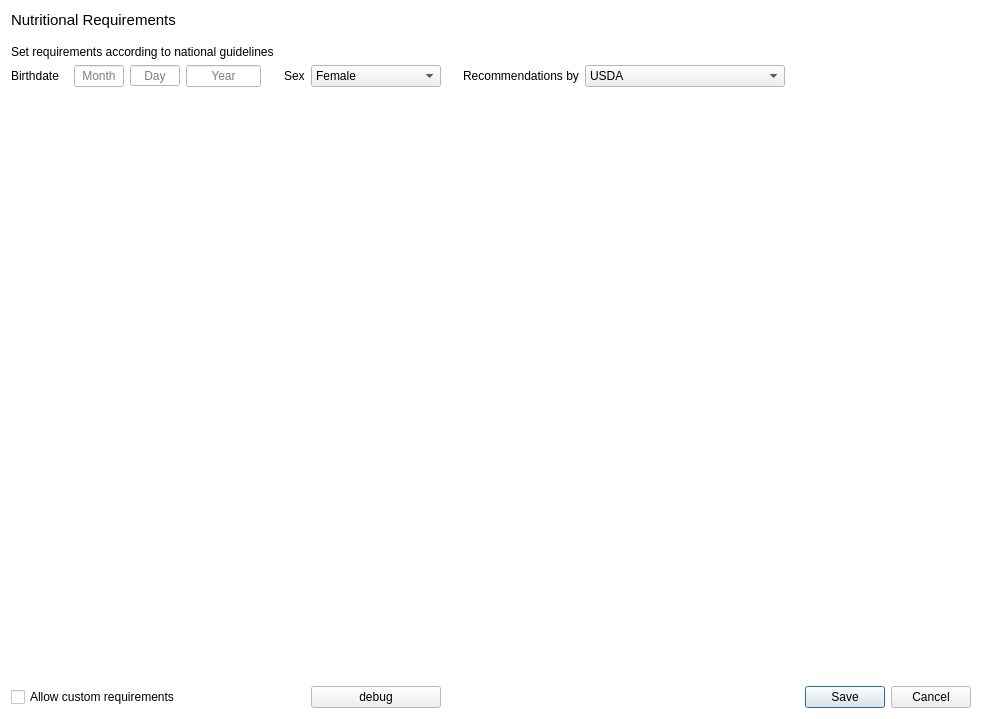
Qt form ui_requirementswindow.ui (josh-minch/spartan) before a commit.
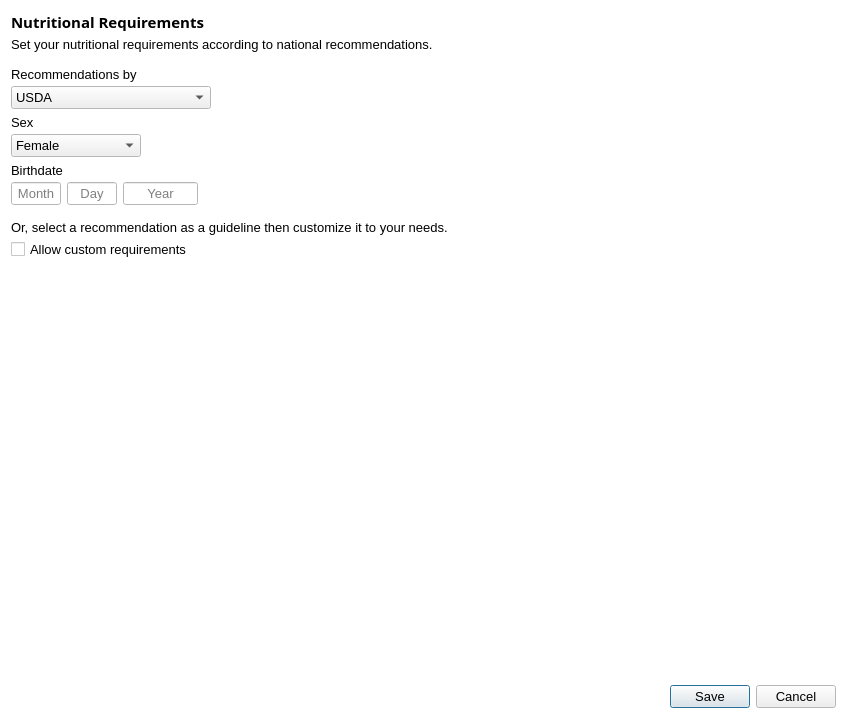
The same form after that commit. Icons and pictures are not drawn.

Commit message: Make requirement gui improvements

What changed in the file:
```diff
--- a/ui_requirementswindow.ui
+++ b/ui_requirementswindow.ui
@@ -6,10 +6,16 @@
    <rect>
     <x>0</x>
     <y>0</y>
-    <width>982</width>
+    <width>847</width>
     <height>719</height>
    </rect>
   </property>
+  <property name="sizePolicy">
+   <sizepolicy hsizetype="Fixed" vsizetype="Fixed">
+    <horstretch>0</horstretch>
+    <verstretch>0</verstretch>
+   </sizepolicy>
+  </property>
   <property name="palette">
    <palette>
     <active>
@@ -77,19 +83,32 @@
   <property name="font">
    <font>
     <family>Segoe UI</family>
-    <pointsize>9</pointsize>
+    <pointsize>10</pointsize>
    </font>
   </property>
   <property name="windowTitle">
    <string>Nutritional Requirements</string>
   </property>
-  <layout class="QGridLayout" name="gridLayout">
-   <item row="0" column="0" colspan="3">
+  <property name="windowIcon">
+   <iconset>
+    <normaloff>images/icon_trimmed.png</normaloff>images/icon_trimmed.png</iconset>
+  </property>
+  <layout class="QVBoxLayout" name="verticalLayout_6" stretch="0,1,0">
+   <item>
+    <layout class="QFormLayout" name="formLayout">
+     <item row="0" column="0" colspan="2">
+      <layout class="QVBoxLayout" name="verticalLayout">
+       <property name="spacing">
+        <number>4</number>
+       </property>
+       <item>
     <widget class="QLabel" name="label">
      <property name="font">
       <font>
-       <family>Segoe UI</family>
+           <family>Segoe UI Semibold</family>
        <pointsize>11</pointsize>
+           <weight>75</weight>
+           <bold>true</bold>
       </font>
      </property>
      <property name="text">
@@ -100,135 +119,146 @@
      </property>
     </widget>
    </item>
-   <item row="1" column="2">
-    <spacer name="verticalSpacer">
-     <property name="orientation">
-      <enum>Qt::Vertical</enum>
-     </property>
-     <property name="sizeType">
-      <enum>QSizePolicy::Fixed</enum>
-     </property>
-     <property name="sizeHint" stdset="0">
-      <size>
-       <width>20</width>
-       <height>10</height>
-      </size>
-     </property>
-    </spacer>
-   </item>
-   <item row="2" column="0" colspan="5">
+       <item>
     <widget class="QLabel" name="label_2">
      <property name="text">
-      <string>Set requirements according to national guidelines</string>
-     </property>
-    </widget>
+          <string>Set your nutritional requirements according to national recommendations.</string>
+         </property>
+        </widget>
+       </item>
+      </layout>
+     </item>
+     <item row="2" column="0">
+      <layout class="QVBoxLayout" name="verticalLayout_5">
+       <property name="spacing">
+        <number>4</number>
+       </property>
+       <item>
+        <widget class="QLabel" name="req_label">
+         <property name="font">
+          <font>
+           <family>Segoe UI</family>
+           <pointsize>10</pointsize>
+           <weight>50</weight>
+           <bold>false</bold>
+          </font>
+         </property>
+         <property name="text">
+          <string>Recommendations by</string>
+         </property>
+        </widget>
+       </item>
+       <item>
+        <widget class="QComboBox" name="req_edit">
+         <property name="sizePolicy">
+          <sizepolicy hsizetype="Fixed" vsizetype="Fixed">
+           <horstretch>0</horstretch>
+           <verstretch>0</verstretch>
+          </sizepolicy>
+         </property>
+         <property name="minimumSize">
+          <size>
+           <width>200</width>
+           <height>0</height>
+          </size>
+         </property>
+         <property name="palette">
+          <palette>
+           <active>
+            <colorrole role="Highlight">
+             <brush brushstyle="SolidPattern">
+              <color alpha="255">
+               <red>218</red>
+               <green>236</green>
+               <blue>249</blue>
+              </color>
+             </brush>
+            </colorrole>
+            <colorrole role="HighlightedText">
+             <brush brushstyle="SolidPattern">
+              <color alpha="255">
+               <red>0</red>
+               <green>0</green>
+               <blue>0</blue>
+              </color>
+             </brush>
+            </colorrole>
+           </active>
+           <inactive>
+            <colorrole role="Highlight">
+             <brush brushstyle="SolidPattern">
+              <color alpha="255">
+               <red>218</red>
+               <green>236</green>
+               <blue>249</blue>
+              </color>
+             </brush>
+            </colorrole>
+            <colorrole role="HighlightedText">
+             <brush brushstyle="SolidPattern">
+              <color alpha="255">
+               <red>0</red>
+               <green>0</green>
+               <blue>0</blue>
+              </color>
+             </brush>
+            </colorrole>
+           </inactive>
+           <disabled>
+            <colorrole role="Highlight">
+             <brush brushstyle="SolidPattern">
+              <color alpha="255">
+               <red>0</red>
+               <green>120</green>
+               <blue>215</blue>
+              </color>
+             </brush>
+            </colorrole>
+            <colorrole role="HighlightedText">
+             <brush brushstyle="SolidPattern">
+              <color alpha="255">
+               <red>0</red>
+               <green>0</green>
+               <blue>0</blue>
+              </color>
+             </brush>
+            </colorrole>
+           </disabled>
+          </palette>
+         </property>
+         <property name="focusPolicy">
+          <enum>Qt::NoFocus</enum>
+         </property>
+         <item>
+          <property name="text">
+           <string>USDA</string>
+          </property>
+         </item>
+        </widget>
+       </item>
+      </layout>
    </item>
    <item row="3" column="0">
-    <widget class="QLabel" name="label_4">
-     <property name="text">
-      <string>Birthdate</string>
-     </property>
-    </widget>
-   </item>
-   <item row="3" column="1">
-    <widget class="QLineEdit" name="mon_edit">
-     <property name="sizePolicy">
-      <sizepolicy hsizetype="Fixed" vsizetype="Fixed">
-       <horstretch>0</horstretch>
-       <verstretch>0</verstretch>
-      </sizepolicy>
-     </property>
-     <property name="maximumSize">
-      <size>
-       <width>50</width>
-       <height>16777215</height>
-      </size>
-     </property>
-     <property name="focusPolicy">
-      <enum>Qt::StrongFocus</enum>
-     </property>
-     <property name="alignment">
-      <set>Qt::AlignCenter</set>
-     </property>
-     <property name="placeholderText">
-      <string>Month</string>
-     </property>
-    </widget>
-   </item>
-   <item row="3" column="2">
-    <widget class="QLineEdit" name="day_edit">
-     <property name="sizePolicy">
-      <sizepolicy hsizetype="Fixed" vsizetype="Fixed">
-       <horstretch>0</horstretch>
-       <verstretch>0</verstretch>
-      </sizepolicy>
-     </property>
-     <property name="maximumSize">
-      <size>
-       <width>50</width>
-       <height>21</height>
-      </size>
-     </property>
-     <property name="focusPolicy">
-      <enum>Qt::StrongFocus</enum>
-     </property>
-     <property name="alignment">
-      <set>Qt::AlignCenter</set>
-     </property>
-     <property name="placeholderText">
-      <string>Day</string>
-     </property>
-    </widget>
-   </item>
-   <item row="3" column="3">
-    <widget class="QLineEdit" name="year_edit">
-     <property name="sizePolicy">
-      <sizepolicy hsizetype="Fixed" vsizetype="Fixed">
-       <horstretch>0</horstretch>
-       <verstretch>0</verstretch>
-      </sizepolicy>
-     </property>
-     <property name="maximumSize">
-      <size>
-       <width>75</width>
-       <height>16777215</height>
-      </size>
-     </property>
-     <property name="focusPolicy">
-      <enum>Qt::StrongFocus</enum>
-     </property>
-     <property name="alignment">
-      <set>Qt::AlignCenter</set>
-     </property>
-     <property name="placeholderText">
-      <string>Year</string>
-     </property>
-    </widget>
-   </item>
-   <item row="3" column="4">
-    <spacer name="horizontalSpacer">
-     <property name="orientation">
-      <enum>Qt::Horizontal</enum>
-     </property>
-     <property name="sizeType">
-      <enum>QSizePolicy::Fixed</enum>
-     </property>
-     <property name="sizeHint" stdset="0">
-      <size>
-       <width>10</width>
-       <height>10</height>
-      </size>
-     </property>
-    </spacer>
-   </item>
-   <item row="3" column="5">
-    <widget class="QLabel" name="label_3">
+      <layout class="QVBoxLayout" name="verticalLayout_4">
+       <property name="spacing">
+        <number>4</number>
+       </property>
+       <item>
+        <widget class="QLabel" name="sex_label">
+         <property name="font">
+          <font>
+           <family>Segoe UI</family>
+           <pointsize>10</pointsize>
+           <weight>50</weight>
+           <bold>false</bold>
+          </font>
+         </property>
      <property name="text">
       <string>Sex</string>
      </property>
     </widget>
    </item>
-   <item row="3" column="6">
+       <item>
     <widget class="QComboBox" name="sex_edit">
      <property name="enabled">
       <bool>true</bool>
@@ -245,6 +275,73 @@
        <height>0</height>
       </size>
      </property>
+         <property name="palette">
+          <palette>
+           <active>
+            <colorrole role="Highlight">
+             <brush brushstyle="SolidPattern">
+              <color alpha="255">
+               <red>218</red>
+               <green>236</green>
+               <blue>249</blue>
+              </color>
+             </brush>
+            </colorrole>
+            <colorrole role="HighlightedText">
+             <brush brushstyle="SolidPattern">
+              <color alpha="255">
+               <red>0</red>
+               <green>0</green>
+               <blue>0</blue>
+              </color>
+             </brush>
+            </colorrole>
+           </active>
+           <inactive>
+            <colorrole role="Highlight">
+             <brush brushstyle="SolidPattern">
+              <color alpha="255">
+               <red>218</red>
+               <green>236</green>
+               <blue>249</blue>
+              </color>
+             </brush>
+            </colorrole>
+            <colorrole role="HighlightedText">
+             <brush brushstyle="SolidPattern">
+              <color alpha="255">
+               <red>0</red>
+               <green>0</green>
+               <blue>0</blue>
+              </color>
+             </brush>
+            </colorrole>
+           </inactive>
+           <disabled>
+            <colorrole role="Highlight">
+             <brush brushstyle="SolidPattern">
+              <color alpha="255">
+               <red>0</red>
+               <green>120</green>
+               <blue>215</blue>
+              </color>
+             </brush>
+            </colorrole>
+            <colorrole role="HighlightedText">
+             <brush brushstyle="SolidPattern">
+              <color alpha="255">
+               <red>0</red>
+               <green>0</green>
+               <blue>0</blue>
+              </color>
+             </brush>
+            </colorrole>
+           </disabled>
+          </palette>
+         </property>
+         <property name="focusPolicy">
+          <enum>Qt::NoFocus</enum>
+         </property>
      <item>
       <property name="text">
        <string>Female</string>
@@ -267,81 +364,181 @@
      </item>
     </widget>
    </item>
-   <item row="3" column="7">
-    <spacer name="horizontalSpacer_2">
-     <property name="orientation">
-      <enum>Qt::Horizontal</enum>
-     </property>
-     <property name="sizeType">
-      <enum>QSizePolicy::Fixed</enum>
-     </property>
-     <property name="sizeHint" stdset="0">
+      </layout>
+     </item>
+     <item row="4" column="0">
+      <layout class="QVBoxLayout" name="verticalLayout_3">
+       <property name="spacing">
+        <number>4</number>
+       </property>
+       <item>
+        <widget class="QLabel" name="birth_label">
+         <property name="font">
+          <font>
+           <family>Segoe UI</family>
+           <pointsize>10</pointsize>
+           <weight>50</weight>
+           <bold>false</bold>
+          </font>
+         </property>
+         <property name="text">
+          <string>Birthdate</string>
+         </property>
+        </widget>
+       </item>
+       <item>
+        <layout class="QHBoxLayout" name="horizontalLayout_2">
+         <property name="spacing">
+          <number>6</number>
+         </property>
+         <item>
+          <widget class="QLineEdit" name="mon_edit">
+           <property name="sizePolicy">
+            <sizepolicy hsizetype="Fixed" vsizetype="Fixed">
+             <horstretch>0</horstretch>
+             <verstretch>0</verstretch>
+            </sizepolicy>
+           </property>
+           <property name="maximumSize">
       <size>
-       <width>10</width>
-       <height>20</height>
-      </size>
-     </property>
-    </spacer>
-   </item>
-   <item row="3" column="8">
-    <widget class="QLabel" name="label_5">
-     <property name="text">
-      <string>Recommendations by</string>
-     </property>
-    </widget>
-   </item>
-   <item row="3" column="9">
-    <widget class="QComboBox" name="req_edit">
+             <width>50</width>
+             <height>16777215</height>
+            </size>
+           </property>
+           <property name="focusPolicy">
+            <enum>Qt::StrongFocus</enum>
+           </property>
+           <property name="alignment">
+            <set>Qt::AlignCenter</set>
+           </property>
+           <property name="placeholderText">
+            <string>Month</string>
+           </property>
+          </widget>
+         </item>
+         <item>
+          <widget class="QLineEdit" name="day_edit">
+           <property name="sizePolicy">
+            <sizepolicy hsizetype="Fixed" vsizetype="Fixed">
+             <horstretch>0</horstretch>
+             <verstretch>0</verstretch>
+            </sizepolicy>
+           </property>
+           <property name="maximumSize">
+            <size>
+             <width>50</width>
+             <height>16777215</height>
+            </size>
+           </property>
+           <property name="focusPolicy">
+            <enum>Qt::StrongFocus</enum>
+           </property>
+           <property name="alignment">
+            <set>Qt::AlignCenter</set>
+           </property>
+           <property name="placeholderText">
+            <string>Day</string>
+           </property>
+          </widget>
+         </item>
+         <item>
+          <widget class="QLineEdit" name="year_edit">
      <property name="sizePolicy">
       <sizepolicy hsizetype="Fixed" vsizetype="Fixed">
        <horstretch>0</horstretch>
        <verstretch>0</verstretch>
       </sizepolicy>
      </property>
-     <property name="minimumSize">
+           <property name="maximumSize">
       <size>
-       <width>200</width>
-       <height>0</height>
-      </size>
-     </property>
+             <width>75</width>
+             <height>16777215</height>
+            </size>
+           </property>
+           <property name="focusPolicy">
+            <enum>Qt::StrongFocus</enum>
+           </property>
+           <property name="alignment">
+            <set>Qt::AlignCenter</set>
+           </property>
+           <property name="placeholderText">
+            <string>Year</string>
+           </property>
+          </widget>
+         </item>
+        </layout>
+       </item>
+      </layout>
+     </item>
+     <item row="6" column="0" colspan="2">
+      <layout class="QVBoxLayout" name="verticalLayout_2">
+       <property name="spacing">
+        <number>4</number>
+       </property>
      <item>
+        <widget class="QLabel" name="label_9">
       <property name="text">
-       <string>USDA</string>
-      </property>
-     </item>
-    </widget>
-   </item>
-   <item row="5" column="0" colspan="3">
+          <string>Or, select a recommendation as a guideline then customize it to your needs.</string>
+         </property>
+        </widget>
+       </item>
+       <item>
     <widget class="QCheckBox" name="cust_edit">
      <property name="text">
       <string>Allow custom requirements</string>
      </property>
     </widget>
    </item>
-   <item row="5" column="6">
-    <widget class="QPushButton" name="debug_btn">
-     <property name="text">
-      <string>debug</string>
-     </property>
-    </widget>
-   </item>
-   <item row="5" column="10">
-    <widget class="QDialogButtonBox" name="buttonBox">
-     <property name="standardButtons">
-      <set>QDialogButtonBox::Cancel|QDialogButtonBox::Save</set>
-     </property>
-     <property name="centerButtons">
-      <bool>false</bool>
-     </property>
-    </widget>
-   </item>
-   <item row="4" column="0" colspan="11">
+      </layout>
+     </item>
+     <item row="5" column="0" colspan="2">
+      <spacer name="verticalSpacer">
+       <property name="orientation">
+        <enum>Qt::Vertical</enum>
+       </property>
+       <property name="sizeHint" stdset="0">
+        <size>
+         <width>20</width>
+         <height>3</height>
+        </size>
+       </property>
+      </spacer>
+     </item>
+     <item row="1" column="0" colspan="2">
+      <spacer name="verticalSpacer_2">
+       <property name="orientation">
+        <enum>Qt::Vertical</enum>
+       </property>
+       <property name="sizeHint" stdset="0">
+        <size>
+         <width>20</width>
+         <height>3</height>
+        </size>
+       </property>
+      </spacer>
+     </item>
+    </layout>
+   </item>
+   <item>
     <layout class="QHBoxLayout" name="horizontalLayout">
      <item>
       <widget class="QTableView" name="macro_view">
+       <property name="styleSheet">
+        <string notr="true">QHeaderView::section{
+	background-color: white;
+	border: 0px;
+}
+
+QTableView {
+	alternate-background-color: rgb(247, 247, 247);
+}</string>
+       </property>
        <property name="frameShape">
         <enum>QFrame::NoFrame</enum>
        </property>
+       <property name="alternatingRowColors">
+        <bool>true</bool>
+       </property>
        <property name="showGrid">
         <bool>false</bool>
        </property>
@@ -352,9 +549,22 @@
      </item>
      <item>
       <widget class="QTableView" name="vit_view">
+       <property name="styleSheet">
+        <string notr="true">QHeaderView::section{
+	background-color: white;
+	border: 0px;
+}
+
+QTableView {
+	alternate-background-color: rgb(247, 247, 247);
+}</string>
+       </property>
        <property name="frameShape">
         <enum>QFrame::NoFrame</enum>
        </property>
+       <property name="alternatingRowColors">
+        <bool>true</bool>
+       </property>
        <property name="showGrid">
         <bool>false</bool>
        </property>
@@ -365,9 +575,22 @@
      </item>
      <item>
       <widget class="QTableView" name="mineral_view">
+       <property name="styleSheet">
+        <string notr="true">QHeaderView::section{
+	background-color: white;
+	border: 0px;
+}
+
+QTableView {
+	alternate-background-color: rgb(247, 247, 247);
+}</string>
+       </property>
        <property name="frameShape">
         <enum>QFrame::NoFrame</enum>
        </property>
+       <property name="alternatingRowColors">
+        <bool>true</bool>
+       </property>
        <property name="showGrid">
         <bool>false</bool>
        </property>
@@ -378,6 +601,16 @@
      </item>
     </layout>
    </item>
+   <item>
+    <widget class="QDialogButtonBox" name="buttonBox">
+     <property name="standardButtons">
+      <set>QDialogButtonBox::Cancel|QDialogButtonBox::Save</set>
+     </property>
+     <property name="centerButtons">
+      <bool>false</bool>
+     </property>
+    </widget>
+   </item>
   </layout>
  </widget>
  <tabstops>
```
Left out of the diff: 3 changed lines with no effect on the pictures. Lines whose indentation alone changed are shown as unchanged. The commit also changes 6 other files.
